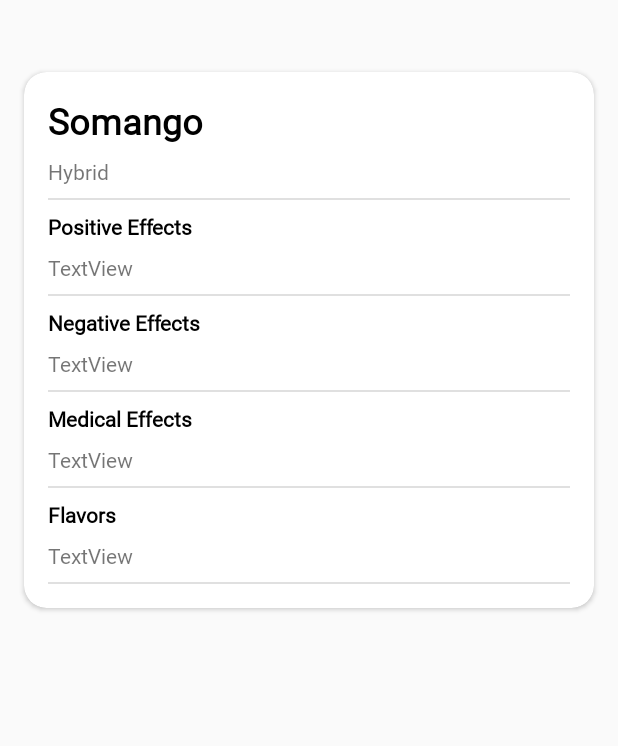
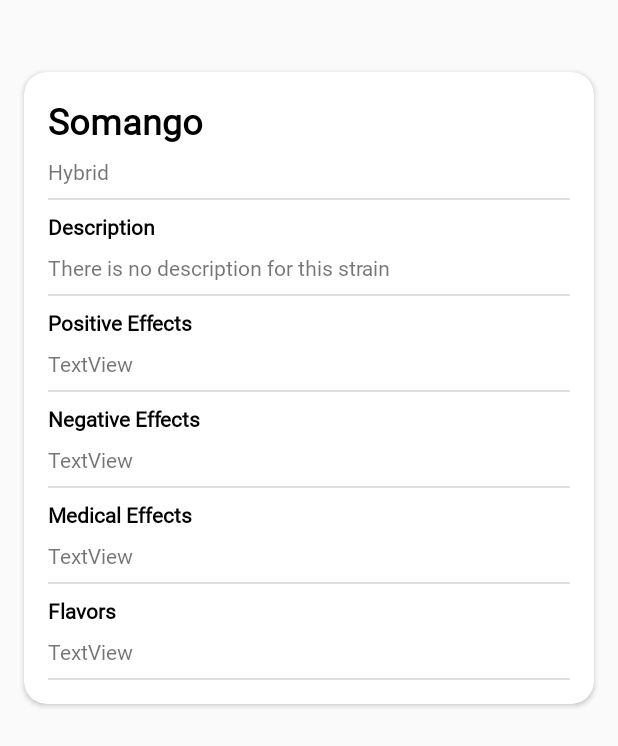
Before and after one commit to Jose-Develaw/KnowYoGrow, an Android app: the Detail screen opened directly, with no data from a screen before it, on a phone screen of 412 x 824 dp. Shown: the top 746 px of the screen. Run offline under Robolectric (Android 15) with nearby library versions, the phone set to English and light mode, and no system bars; our stand-ins replace Picasso; pictures from the network do not load; Roboto replaces fonts that are not available here; 10 statements that could not run were skipped.

Commit message:
Call to description

```diff
--- a/app/src/main/java/com/example/knowyogrow/iApiService.java
+++ b/app/src/main/java/com/example/knowyogrow/iApiService.java
@@ -6,6 +6,7 @@ import java.util.Map;
 
 import retrofit2.Call;
 import retrofit2.http.GET;
+import retrofit2.http.Path;
 
 public interface iApiService {
 
@@ -18,4 +19,8 @@ public interface iApiService {
     @GET("searchdata/flavors")
     Call<ArrayList<String>> getFlavors();
 
+    @GET("strains/data/desc/{id}")
+    Call<Description> getDescription(@Path("id") int id);
+
+
 }
--- a/app/src/main/res/layout/activity_detail.xml
+++ b/app/src/main/res/layout/activity_detail.xml
@@ -1,14 +1,25 @@
 <?xml version="1.0" encoding="utf-8"?>
+
+<ScrollView xmlns:android="http://schemas.android.com/apk/res/android"
+    xmlns:app="http://schemas.android.com/apk/res-auto"
+    android:layout_width="match_parent"
+    android:layout_height="match_parent"
+    xmlns:tools="http://schemas.android.com/tools"
+    app:layout_constraintStart_toStartOf="parent"
+    app:layout_constraintTop_toTopOf="parent"
+    tools:context=".Detail"
+    >
+
     <androidx.constraintlayout.widget.ConstraintLayout xmlns:android="http://schemas.android.com/apk/res/android"
         xmlns:app="http://schemas.android.com/apk/res-auto"
         xmlns:tools="http://schemas.android.com/tools"
         android:layout_width="match_parent"
         android:layout_height="match_parent"
-    tools:context=".Detail">
+        >
 
         <ImageView
             android:id="@+id/imageDetail"
-        android:layout_width="wrap_content"
+            android:layout_width="0dp"
             android:layout_height="wrap_content"
             android:layout_marginStart="16dp"
             android:layout_marginTop="32dp"
@@ -25,8 +36,10 @@
             android:layout_marginStart="16dp"
             android:layout_marginTop="16dp"
             android:layout_marginEnd="16dp"
+            android:layout_marginBottom="32dp"
+            android:elevation="8dp"
             app:cardCornerRadius="15dp"
-        android:elevation="8dp"
+            app:layout_constraintBottom_toBottomOf="parent"
             app:layout_constraintEnd_toEndOf="parent"
             app:layout_constraintStart_toStartOf="parent"
             app:layout_constraintTop_toBottomOf="@+id/imageDetail">
@@ -71,6 +84,42 @@
                     app:layout_constraintTop_toBottomOf="@id/varietyRaceDetail" />
 
                 <TextView
+                    android:id="@+id/descriptionTitle"
+                    android:layout_width="wrap_content"
+                    android:layout_height="wrap_content"
+                    android:layout_marginStart="16dp"
+                    android:layout_marginTop="8dp"
+                    android:text="Description"
+                    android:textColor="@android:color/black"
+                    android:textStyle="bold"
+                    app:layout_constraintStart_toStartOf="parent"
+                    app:layout_constraintTop_toBottomOf="@id/divider2" />
+
+                <TextView
+                    android:id="@+id/descriptionText"
+                    android:layout_width="0dp"
+                    android:layout_height="wrap_content"
+                    android:layout_marginStart="16dp"
+                    android:layout_marginTop="8dp"
+                    android:layout_marginEnd="16dp"
+                    android:text="There is no description for this strain"
+                    app:layout_constraintEnd_toEndOf="parent"
+                    app:layout_constraintStart_toStartOf="parent"
+                    app:layout_constraintTop_toBottomOf="@id/descriptionTitle" />
+
+                <View
+                    android:id="@+id/divider3"
+                    android:layout_width="match_parent"
+                    android:layout_height="1dp"
+                    android:layout_marginStart="16dp"
+                    android:layout_marginTop="8dp"
+                    android:layout_marginEnd="16dp"
+                    android:background="?android:attr/listDivider"
+                    app:layout_constraintEnd_toEndOf="parent"
+                    app:layout_constraintStart_toStartOf="parent"
+                    app:layout_constraintTop_toBottomOf="@id/descriptionText" />
+
+                <TextView
                     android:id="@+id/positiveTitle"
                     android:layout_width="wrap_content"
                     android:layout_height="wrap_content"
@@ -80,7 +129,7 @@
                     android:textColor="@android:color/black"
                     android:textStyle="bold"
                     app:layout_constraintStart_toStartOf="parent"
-                app:layout_constraintTop_toBottomOf="@id/divider2" />
+                    app:layout_constraintTop_toBottomOf="@id/divider3" />
 
                 <TextView
                     android:id="@+id/positiveText"
@@ -95,7 +144,7 @@
                     app:layout_constraintTop_toBottomOf="@id/positiveTitle" />
 
                 <View
-                android:id="@+id/divider3"
+                    android:id="@+id/divider4"
                     android:layout_width="match_parent"
                     android:layout_height="1dp"
                     android:layout_marginStart="16dp"
@@ -116,7 +165,7 @@
                     android:textColor="@android:color/black"
                     android:textStyle="bold"
                     app:layout_constraintStart_toStartOf="parent"
-                app:layout_constraintTop_toBottomOf="@id/divider3" />
+                    app:layout_constraintTop_toBottomOf="@id/divider4" />
 
                 <TextView
                     android:id="@+id/negativeText"
@@ -131,7 +180,7 @@
                     app:layout_constraintTop_toBottomOf="@id/negativeTitle" />
 
                 <View
-                android:id="@+id/divider4"
+                    android:id="@+id/divider5"
                     android:layout_width="match_parent"
                     android:layout_height="1dp"
                     android:layout_marginStart="16dp"
@@ -152,7 +201,7 @@
                     android:textColor="@android:color/black"
                     android:textStyle="bold"
                     app:layout_constraintStart_toStartOf="parent"
-                app:layout_constraintTop_toBottomOf="@id/divider4" />
+                    app:layout_constraintTop_toBottomOf="@id/divider5" />
 
                 <TextView
                     android:id="@+id/medicalText"
@@ -167,7 +216,7 @@
                     app:layout_constraintTop_toBottomOf="@id/medicalTitle" />
 
                 <View
-                android:id="@+id/divider5"
+                    android:id="@+id/divider6"
                     android:layout_width="match_parent"
                     android:layout_height="1dp"
                     android:layout_marginStart="16dp"
@@ -188,7 +237,7 @@
                     android:textColor="@android:color/black"
                     android:textStyle="bold"
                     app:layout_constraintStart_toStartOf="parent"
-                app:layout_constraintTop_toBottomOf="@id/divider5" />
+                    app:layout_constraintTop_toBottomOf="@id/divider6" />
 
                 <TextView
                     android:id="@+id/flavorText"
@@ -203,7 +252,7 @@
                     app:layout_constraintTop_toBottomOf="@id/flavorTitle" />
 
                 <View
-                android:id="@+id/divider6"
+                    android:id="@+id/divider7"
                     android:layout_width="match_parent"
                     android:layout_height="1dp"
                     android:layout_marginStart="16dp"
@@ -220,4 +269,7 @@
 
         </androidx.cardview.widget.CardView>
 
+
     </androidx.constraintlayout.widget.ConstraintLayout>
+
+</ScrollView>
--- a/app/src/main/res/layout/activity_filter.xml
+++ b/app/src/main/res/layout/activity_filter.xml
@@ -84,7 +84,7 @@
                         app:checkedIcon="@android:drawable/star_big_on"
                         app:chipStrokeColor="@color/colorPrimary"
                         app:chipStrokeWidth="2dp"
-                        app:rippleColor="@color/colorAccent" />
+                        />
 
                     <com.google.android.material.chip.Chip
                         style="@style/Widget.MaterialComponents.Chip.Filter"
@@ -95,7 +95,7 @@
                         app:checkedIcon="@android:drawable/star_big_on"
                         app:chipStrokeColor="@color/colorPrimary"
                         app:chipStrokeWidth="2dp"
-                        app:rippleColor="@color/colorAccent" />
+                         />
 
                     <com.google.android.material.chip.Chip
                         style="@style/Widget.MaterialComponents.Chip.Filter"
@@ -106,7 +106,7 @@
                         app:checkedIcon="@android:drawable/star_big_on"
                         app:chipStrokeColor="@color/colorPrimary"
                         app:chipStrokeWidth="2dp"
-                        app:rippleColor="@color/colorAccent" />
+                         />
 
                 </com.google.android.material.chip.ChipGroup>
             </androidx.constraintlayout.widget.ConstraintLayout>
```
Also changed, not shown: app/src/main/java/com/example/knowyogrow/Description.java (added, +20 -0 lines), app/src/main/java/com/example/knowyogrow/Detail.java (+30 -1 lines), 1 other file. Lines whose indentation alone changed are shown as unchanged.
